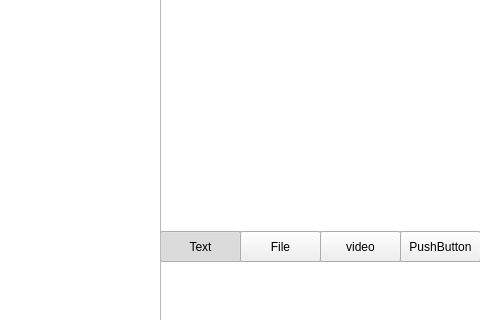
First picture: the form in GUI/mainwindow.ui, repository FrozenBurning/MyQQ, before the edit; both pictures show x 140 to 620 and y 219 to 539 of the 908 by 539 pixel window.
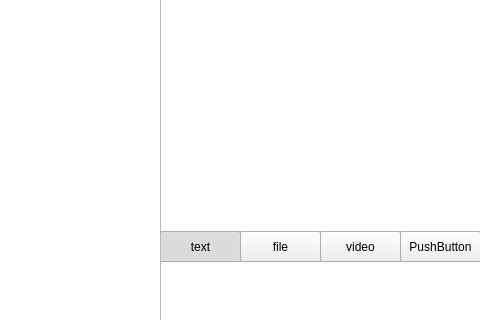
Second picture: the form after the edit.

What changed in the file:
```diff
--- a/GUI/mainwindow.ui
+++ b/GUI/mainwindow.ui
@@ -57,7 +57,7 @@
      </rect>
     </property>
     <property name="text">
-     <string>Text</string>
+     <string>text</string>
     </property>
     <property name="checkable">
      <bool>true</bool>
@@ -76,7 +76,7 @@
      </rect>
     </property>
     <property name="text">
-     <string>File</string>
+     <string>file</string>
     </property>
     <property name="checkable">
      <bool>true</bool>
```
